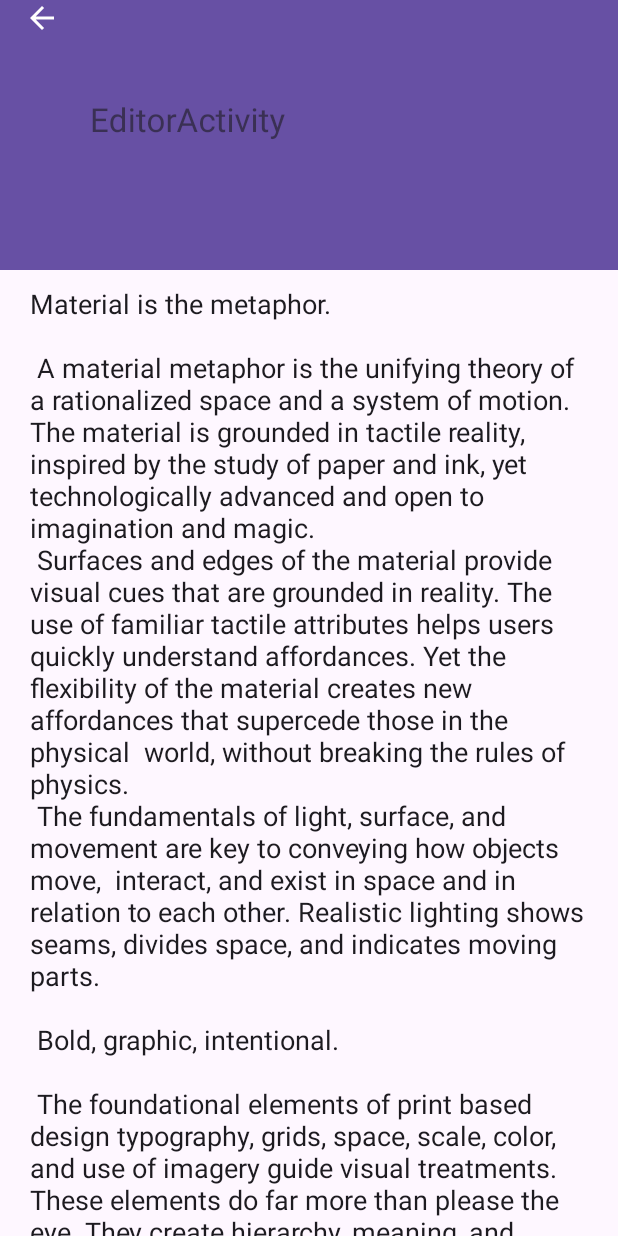
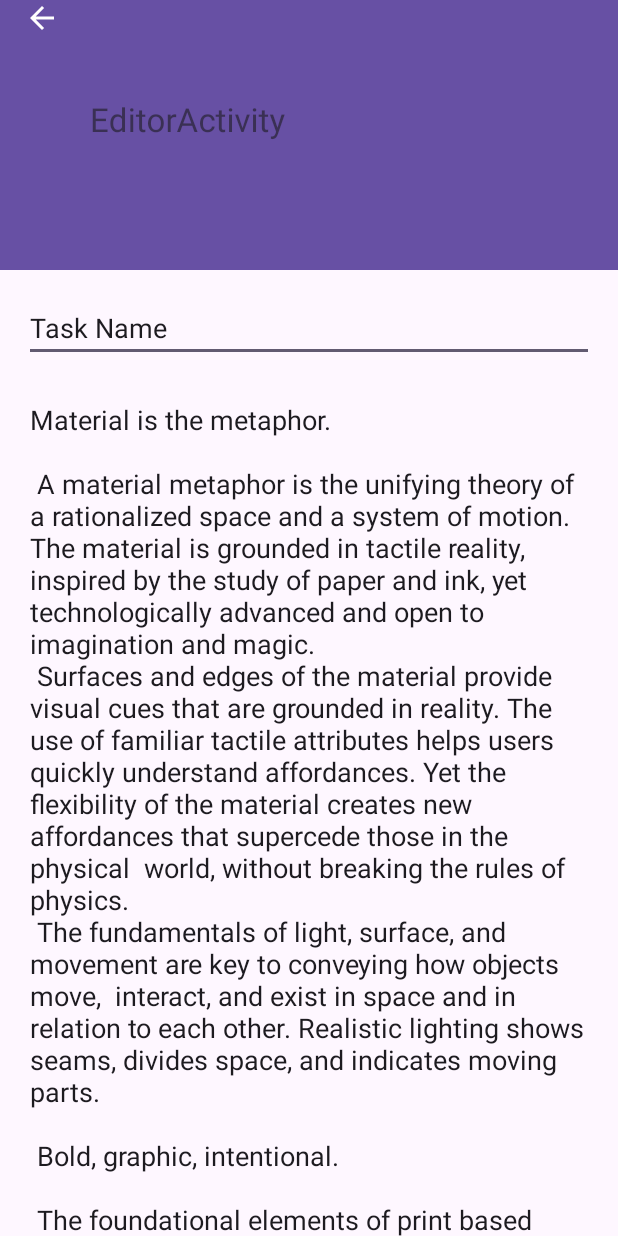
Before and after one commit to nasif-jaoadun/TaskNoteKotlin, an Android app: the screen it shows after launch (EditorActivity), after a tap on an icon or button, on a phone screen of 412 x 824 dp. Run offline under Robolectric (Android 15) with nearby library versions, the phone set to English and light mode, and no system bars; our stand-ins replace Room's generated code, navigation-ui.

Commit message:
Name Field added in database and User Interface

```diff
--- a/app/src/main/java/com/jnasif/java/tasknote/MainActivity.java
+++ b/app/src/main/java/com/jnasif/java/tasknote/MainActivity.java
@@ -2,8 +2,6 @@ package com.jnasif.java.tasknote;
 
 import android.content.Intent;
 import android.os.Bundle;
-
-import com.google.android.material.snackbar.Snackbar;
 
 import androidx.appcompat.app.AppCompatActivity;
 
@@ -13,7 +11,7 @@ import androidx.navigation.ui.AppBarConfiguration;
 import androidx.recyclerview.widget.LinearLayoutManager;
 
 import com.jnasif.java.tasknote.databinding.ActivityMainBinding;
-import com.jnasif.java.tasknote.model.TaskNoteEntity;
+import com.jnasif.java.tasknote.database.TaskNoteEntity;
 import com.jnasif.java.tasknote.ui.TaskNoteAdapter;
 import com.jnasif.java.tasknote.utilities.SampleData;
 
--- /dev/null
+++ b/app/src/main/java/com/jnasif/java/tasknote/database/TaskNoteDao.java
@@ -0,0 +1,4 @@
+package com.jnasif.java.tasknote.database;
+
+public class TaskNoteDao {
+}
--- a/app/src/main/java/com/jnasif/java/tasknote/model/TaskNoteEntity.java
+++ b/app/src/main/java/com/jnasif/java/tasknote/database/TaskNoteEntity.java
@@ -1,23 +1,31 @@
-package com.jnasif.java.tasknote.model;
+package com.jnasif.java.tasknote.database;
 
 import java.util.Date;
 
+import androidx.room.Entity;
+import androidx.room.Ignore;
+import androidx.room.PrimaryKey;
+
+@Entity(tableName = "taskNotes")
 public class TaskNoteEntity {
+    @PrimaryKey(autoGenerate = true)
     private int id;
     private Date createDate;
     private String taskNameText;
-    private boolean taskStatus;
+    private boolean taskDone;
 
+    @Ignore
     public TaskNoteEntity() {
     }
 
-    public TaskNoteEntity(int id, Date createDate, String taskNameText, boolean taskStatus) {
+    public TaskNoteEntity(int id, Date createDate, String taskNameText, boolean taskDone) {
         this.id = id;
         this.createDate = createDate;
         this.taskNameText = taskNameText;
-        this.taskStatus = taskStatus;
+        this.taskDone = taskDone;
     }
 
+    @Ignore
     public TaskNoteEntity(Date createDate, String taskNameText) {
         this.createDate = createDate;
         this.taskNameText = taskNameText;
@@ -47,12 +55,12 @@ public class TaskNoteEntity {
         this.taskNameText = taskNameText;
     }
 
-    public boolean isTaskStatus() {
-        return taskStatus;
+    public boolean isTaskDone() {
+        return taskDone;
     }
 
-    public void setTaskStatus(boolean taskStatus) {
-        this.taskStatus = taskStatus;
+    public void setTaskDone(boolean taskDone) {
+        this.taskDone = taskDone;
     }
 
     @Override
@@ -61,7 +69,7 @@ public class TaskNoteEntity {
                 "id=" + id +
                 ", createDate=" + createDate +
                 ", taskNameText='" + taskNameText + '\'' +
-                ", taskStatus=" + taskStatus +
+                ", taskStatus=" + taskDone +
                 '}';
     }
 }
--- a/app/src/main/java/com/jnasif/java/tasknote/ui/TaskNoteAdapter.java
+++ b/app/src/main/java/com/jnasif/java/tasknote/ui/TaskNoteAdapter.java
@@ -6,7 +6,7 @@ import android.view.ViewGroup;
 import android.widget.CompoundButton;
 
 import com.jnasif.java.tasknote.databinding.TaskNoteListItemBinding;
-import com.jnasif.java.tasknote.model.TaskNoteEntity;
+import com.jnasif.java.tasknote.database.TaskNoteEntity;
 
 import java.util.List;
 
@@ -38,8 +38,8 @@ public class TaskNoteAdapter extends RecyclerView.Adapter<TaskNoteAdapter.ViewHo
     @Override
     public void onBindViewHolder(@NonNull ViewHolder holder, int position) {
         final TaskNoteEntity taskNote = mTaskNotes.get(position);
-        binding.textView.setText(taskNote.getTaskNameText());
-        binding.radioButton.setChecked(taskNote.isTaskStatus());
+        binding.textViewTaskDetails.setText(taskNote.getTaskNameText());
+        binding.radioButton.setChecked(taskNote.isTaskDone());
 
         binding.radioButton.setOnCheckedChangeListener(new CompoundButton.OnCheckedChangeListener() {
             @Override
--- a/app/src/main/java/com/jnasif/java/tasknote/utilities/SampleData.java
+++ b/app/src/main/java/com/jnasif/java/tasknote/utilities/SampleData.java
@@ -1,6 +1,6 @@
 package com.jnasif.java.tasknote.utilities;
 
-import com.jnasif.java.tasknote.model.TaskNoteEntity;
+import com.jnasif.java.tasknote.database.TaskNoteEntity;
 
 import java.util.ArrayList;
 import java.util.List;
--- a/app/src/main/res/layout-w1240dp/content_scrolling.xml
+++ b/app/src/main/res/layout-w1240dp/content_scrolling.xml
@@ -1,5 +1,5 @@
 <?xml version="1.0" encoding="utf-8"?>
-<androidx.core.widget.NestedScrollView xmlns:android="http://schemas.android.com/apk/res/android"
+<androidx.constraintlayout.widget.ConstraintLayout xmlns:android="http://schemas.android.com/apk/res/android"
     xmlns:app="http://schemas.android.com/apk/res-auto"
     xmlns:tools="http://schemas.android.com/tools"
     android:layout_width="match_parent"
@@ -9,12 +9,33 @@
     tools:showIn="@layout/activity_editor">
 
     <EditText
-        android:id="@+id/editTextEditor"
+        android:id="@+id/editTextTaskNote"
+        android:layout_width="match_parent"
+        android:layout_height="wrap_content"
+        android:layout_margin="@dimen/text_margin"
+        android:inputType="textMultiLine|textCapSentences"
+        android:text="@string/task_name"
+        app:layout_constraintLeft_toLeftOf="parent"
+        app:layout_constraintRight_toRightOf="parent"
+        app:layout_constraintTop_toTopOf="parent" />
+
+    <androidx.core.widget.NestedScrollView
+        android:layout_width="0dp"
+        android:layout_height="0dp"
+        app:layout_constraintBottom_toBottomOf="parent"
+        app:layout_constraintLeft_toLeftOf="parent"
+        app:layout_constraintRight_toRightOf="parent"
+        app:layout_constraintTop_toBottomOf="@+id/editTextTaskNote">
+
+        <EditText
+            android:id="@+id/editTextTaskNoteDetails"
             android:layout_width="wrap_content"
             android:layout_height="match_parent"
             android:layout_marginEnd="200dp"
             android:layout_marginStart="200dp"
             android:layout_marginTop="48dp"
-        android:text="@string/large_text"
-        android:inputType="textMultiLine|textCapSentences" />
+            android:inputType="textMultiLine|textCapSentences"
+            android:text="@string/large_text" />
+
     </androidx.core.widget.NestedScrollView>
+</androidx.constraintlayout.widget.ConstraintLayout>
--- a/app/src/main/res/layout-w936dp/content_scrolling.xml
+++ b/app/src/main/res/layout-w936dp/content_scrolling.xml
@@ -8,19 +8,32 @@
     tools:context=".EditorActivity"
     tools:showIn="@layout/activity_editor">
 
+    <EditText
+        android:id="@+id/editTextTaskNote"
+        android:layout_width="match_parent"
+        android:layout_height="wrap_content"
+        android:layout_margin="@dimen/text_margin"
+        android:inputType="textMultiLine|textCapSentences"
+        android:text="@string/task_name"
+        app:layout_constraintLeft_toLeftOf="parent"
+        app:layout_constraintRight_toRightOf="parent"
+        app:layout_constraintTop_toTopOf="parent" />
+
     <androidx.core.widget.NestedScrollView
-        android:layout_width="840dp"
-        android:layout_height="match_parent"
-        app:layout_constraintEnd_toEndOf="parent"
-        app:layout_constraintStart_toStartOf="parent"
-        app:layout_constraintTop_toTopOf="parent">
+        android:layout_width="0dp"
+        android:layout_height="0dp"
+        app:layout_constraintBottom_toBottomOf="parent"
+        app:layout_constraintLeft_toLeftOf="parent"
+        app:layout_constraintRight_toRightOf="parent"
+        app:layout_constraintTop_toBottomOf="@+id/editTextTaskNote">
 
         <EditText
-            android:id="@+id/editTextEditor"
+            android:id="@+id/editTextTaskNoteDetails"
             android:layout_width="wrap_content"
             android:layout_height="match_parent"
             android:layout_marginTop="48dp"
-            android:text="@string/large_text"
-            android:inputType="textMultiLine|textCapSentences" />
+            android:inputType="textMultiLine|textCapSentences"
+            android:text="@string/large_text" />
+
     </androidx.core.widget.NestedScrollView>
 </androidx.constraintlayout.widget.ConstraintLayout>
--- a/app/src/main/res/layout/content_scrolling.xml
+++ b/app/src/main/res/layout/content_scrolling.xml
@@ -1,19 +1,39 @@
 <?xml version="1.0" encoding="utf-8"?>
-<androidx.core.widget.NestedScrollView xmlns:android="http://schemas.android.com/apk/res/android"
+<androidx.constraintlayout.widget.ConstraintLayout xmlns:android="http://schemas.android.com/apk/res/android"
     xmlns:app="http://schemas.android.com/apk/res-auto"
     xmlns:tools="http://schemas.android.com/tools"
+    android:layout_height="match_parent"
     android:layout_width="match_parent"
-    android:layout_height="match_parent"
     app:layout_behavior="@string/appbar_scrolling_view_behavior"
     tools:context=".EditorActivity"
     tools:showIn="@layout/activity_editor">
 
     <EditText
         android:id="@+id/editTextTaskNote"
-        android:layout_width="wrap_content"
-        android:layout_height="match_parent"
+        android:layout_width="match_parent"
+        android:layout_height="wrap_content"
         android:layout_margin="@dimen/text_margin"
-        android:text="@string/large_text"
-        android:inputType="textMultiLine|textCapSentences" />
+        android:inputType="textMultiLine|textCapSentences"
+        android:text="@string/task_name"
+        app:layout_constraintLeft_toLeftOf="parent"
+        app:layout_constraintRight_toRightOf="parent"
+        app:layout_constraintTop_toTopOf="parent"/>
 
-</androidx.core.widget.NestedScrollView>
+    <androidx.core.widget.NestedScrollView
+        android:layout_width="0dp"
+        android:layout_height="0dp"
+        app:layout_constraintLeft_toLeftOf="parent"
+        app:layout_constraintRight_toRightOf="parent"
+        app:layout_constraintTop_toBottomOf="@+id/editTextTaskNote"
+        app:layout_constraintBottom_toBottomOf="parent">
+
+        <EditText
+            android:id="@+id/editTextTaskNoteDetails"
+            android:layout_width="wrap_content"
+            android:layout_height="match_parent"
+            android:layout_margin="@dimen/text_margin"
+            android:inputType="textMultiLine|textCapSentences"
+            android:text="@string/large_text" />
+
+    </androidx.core.widget.NestedScrollView>
+</androidx.constraintlayout.widget.ConstraintLayout>
--- a/app/src/main/res/layout/task_note_list_item.xml
+++ b/app/src/main/res/layout/task_note_list_item.xml
@@ -29,7 +29,23 @@
         app:srcCompat="@drawable/ic_edit" />
 
     <TextView
-        android:id="@+id/textView"
+        android:id="@+id/textViewTaskName"
+        android:layout_width="0dp"
+        android:layout_height="wrap_content"
+        android:text="@string/task_name"
+        android:layout_margin="8dp"
+        android:maxLines="2"
+        android:ellipsize="end"
+        android:textSize="18sp"
+        android:textColor="#333"
+        app:layout_constraintEnd_toStartOf="@id/floatingActionButton"
+        app:layout_constraintRight_toLeftOf="@id/floatingActionButton"
+        app:layout_constraintStart_toStartOf="parent"
+        app:layout_constraintLeft_toLeftOf="parent"
+        app:layout_constraintTop_toTopOf="parent" />
+
+    <TextView
+        android:id="@+id/textViewTaskDetails"
         android:layout_width="0dp"
         android:layout_height="wrap_content"
         android:text="TextView"
@@ -42,6 +58,5 @@
         app:layout_constraintRight_toLeftOf="@id/floatingActionButton"
         app:layout_constraintBottom_toBottomOf="parent"
         app:layout_constraintStart_toStartOf="parent"
-        app:layout_constraintLeft_toLeftOf="parent"
-        app:layout_constraintTop_toTopOf="parent" />
+        app:layout_constraintLeft_toLeftOf="parent" />
 </androidx.constraintlayout.widget.ConstraintLayout>
--- a/app/src/main/res/values/strings.xml
+++ b/app/src/main/res/values/strings.xml
@@ -133,4 +133,5 @@
         "For example, position the FAB to one side of stream of a cards so the FAB won’t interfere "
         "when a user tries to pick up one of cards.\n\n"
     </string>
+    <string name="task_name">Task Name</string>
 </resources>
```
Lines whose indentation alone changed are shown as unchanged.
